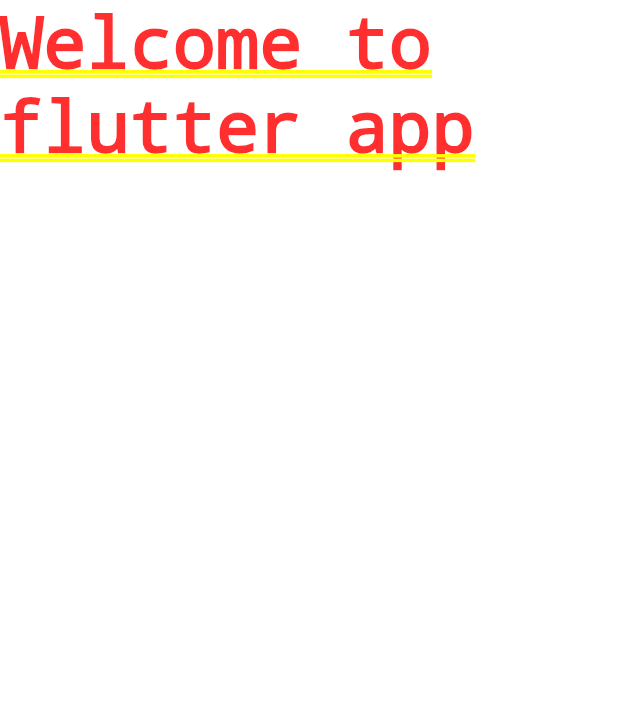
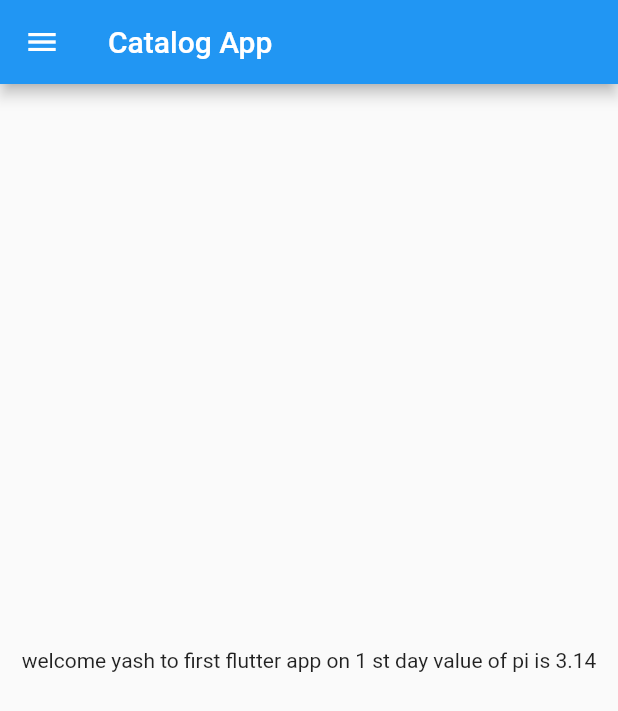
Before and after one commit to yashtarale/CATALOG_APPLICATION_FLUTTER, a Flutter app: the screen it shows after launch, on a phone screen of 412 x 824 dp. Shown: the top 711 px of the screen. Run offline on Flutter 3.47's test engine with Material 2 defaults, Android fonts, the phone set to English and light mode, and no system bars.

Commit message:
Day 2 commit

```diff
--- /dev/null
+++ b/lib/home_page.dart
@@ -0,0 +1,25 @@
+import 'package:flutter/material.dart';
+
+class HomePage extends StatelessWidget {
+  const HomePage({Key? key}) : super(key: key);
+
+  @override
+  Widget build(BuildContext context) {
+    int day = 1;
+    String name = "yash";
+    double pie = 3.14;
+
+    return Scaffold(
+      appBar: AppBar(
+        title: Text("Catalog App"),
+      ),
+      body: Center(
+        child: Container(
+          child: Text("welcome $name to first flutter app on $day st day " +
+              "value of pi is $pie"),
+        ),
+      ),
+      drawer: Drawer(),
+    );
+  }
+}
--- a/lib/main.dart
+++ b/lib/main.dart
@@ -1,7 +1,8 @@
 import 'package:flutter/material.dart';
+import 'package:flutter_catalog/home_page.dart';
 
 void main() {
-  runApp(MyApp());
+  runApp(MyApp()); // runApp is a method calling here
 }
 
 class MyApp extends StatelessWidget {
@@ -10,10 +11,19 @@ class MyApp extends StatelessWidget {
   @override
   Widget build(BuildContext context) {
     //build make main UI work...build called when to refresh
+
+    //  DATATYPES
+    int day = 1;
+    String name = "yash";
+    double pie = 3.14;
+    bool ismale = true;
+    num temp = 30.5; //take both int and double
+    var myDay = "tuesday"; //compiler decides what is it ..int,double,string etc
+    const pi = 3.14; // value cannot change
+    //final //data can be modifies //ex: list can be modified on final but cannot modify in const
+
     return MaterialApp(
-      home: Container(
-        child: Text("Welcome to flutter app"),
-      ),
+      home: HomePage(),
     );
   }
 }
```
